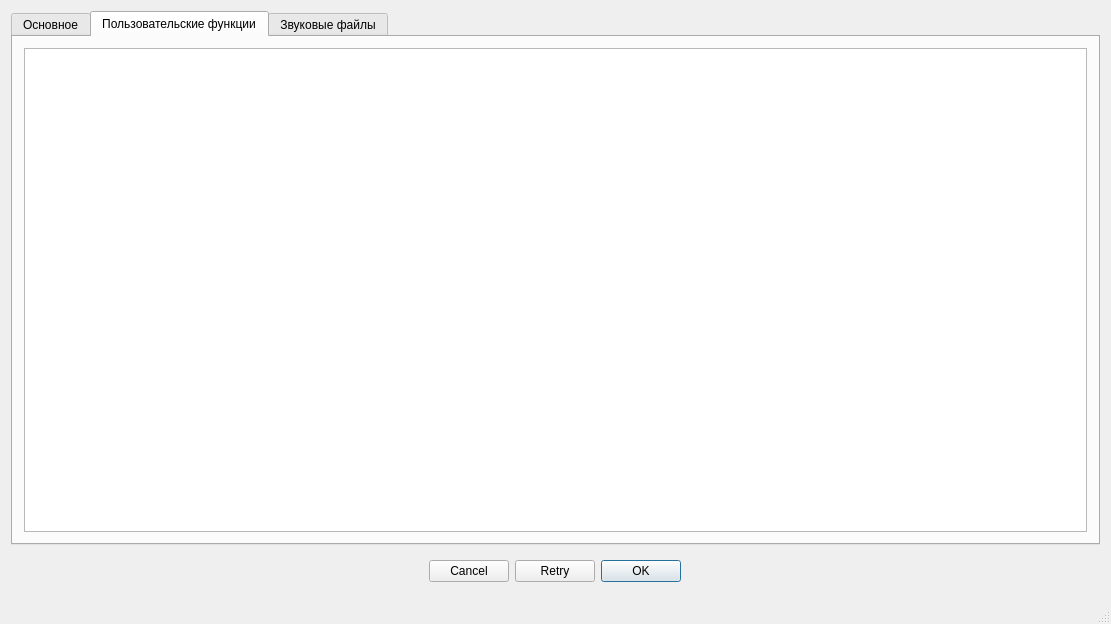
Before: the Qt Designer form soundGEN/mainwindow.ui in Posedelov-Evgeniy/Sgen, drawn with Qt 5.
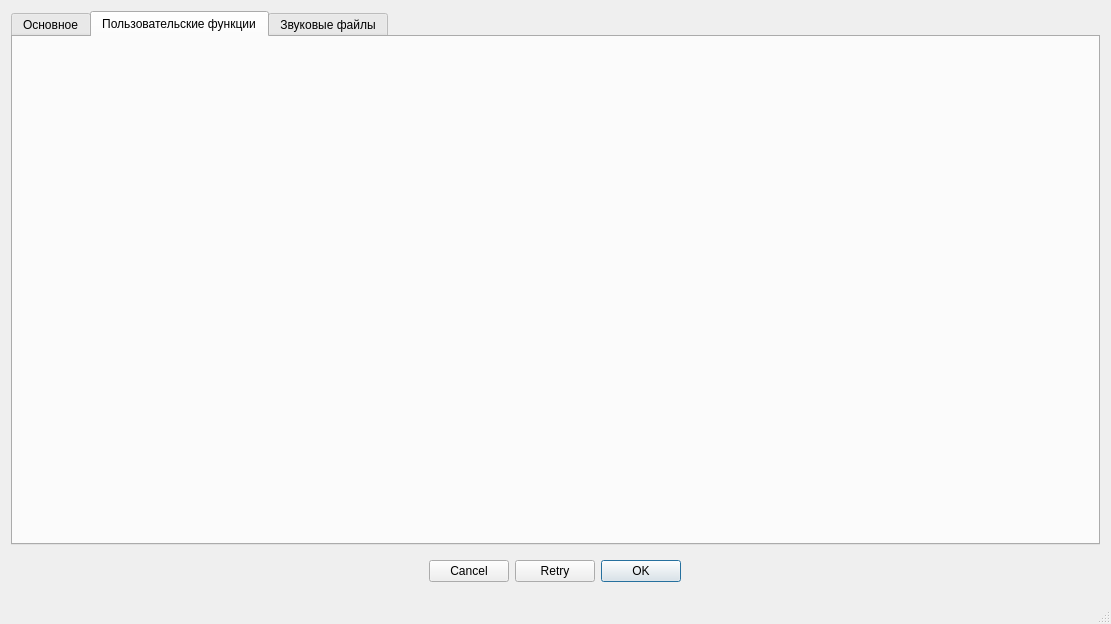
After: the same form once the commit is applied. The open tabs and pages were chosen to show the change.

Diff of the .ui file:
```diff
--- a/soundGEN/mainwindow.ui
+++ b/soundGEN/mainwindow.ui
@@ -430,27 +430,7 @@
          <attribute name="title">
           <string>Пользовательские функции</string>
          </attribute>
-         <layout class="QVBoxLayout" name="verticalLayout_5">
-          <item>
-           <widget class="QPlainTextEdit" name="plainTextEdit_user_functions">
-            <property name="sizePolicy">
-             <sizepolicy hsizetype="Expanding" vsizetype="Expanding">
-              <horstretch>0</horstretch>
-              <verstretch>0</verstretch>
-             </sizepolicy>
-            </property>
-            <property name="maximumSize">
-             <size>
-              <width>16777215</width>
-              <height>16777215</height>
-             </size>
-            </property>
-            <property name="plainText">
-             <string/>
-            </property>
-           </widget>
-          </item>
-         </layout>
+         <layout class="QVBoxLayout" name="verticalLayout_5"/>
         </widget>
         <widget class="QWidget" name="sounds_tab">
          <attribute name="title">
```
